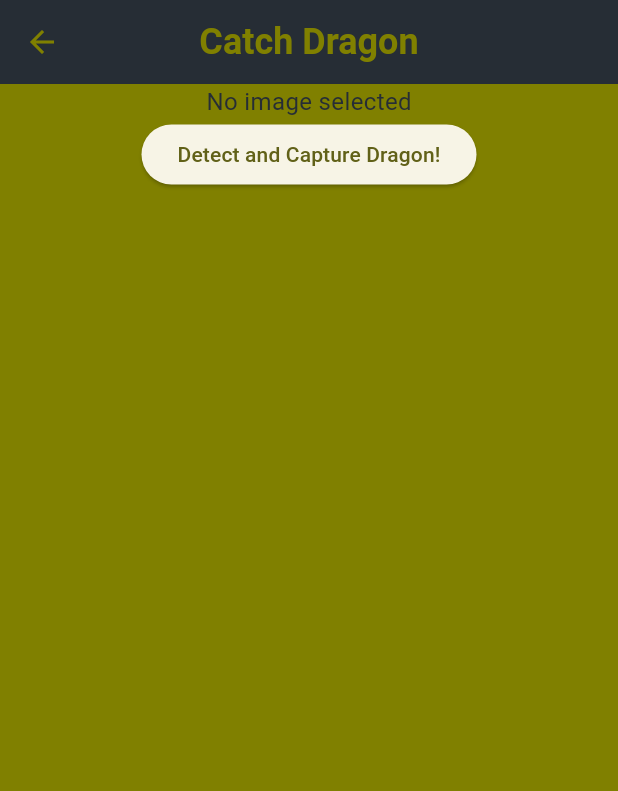
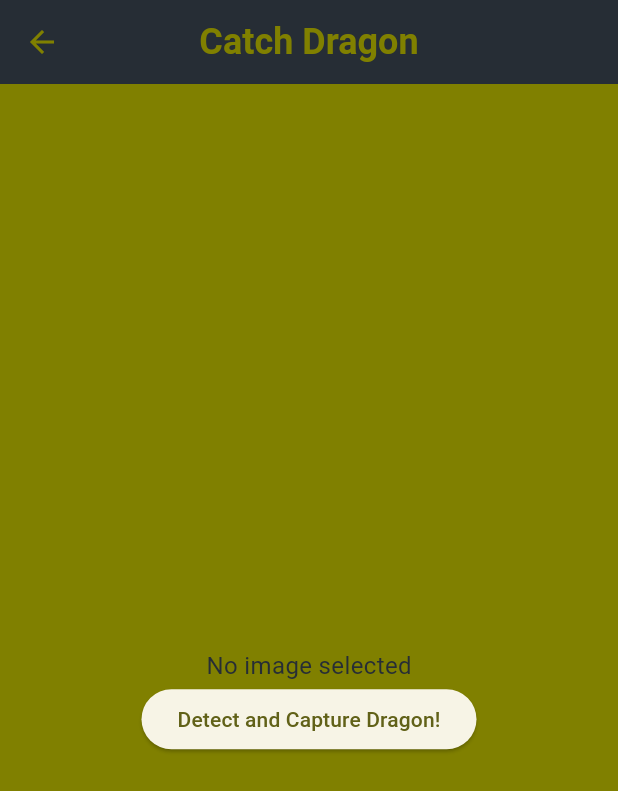
Before and after one commit to ZasaQ/cragon, a Flutter app: the GalleryObjectDetectionPage screen opened directly, on a phone screen of 412 x 824 dp. Shown: the top 791 px of the screen. Run offline on Flutter 3.47's test engine with Material 3 defaults, Android fonts, the phone set to English and light mode, and no system bars; our stand-ins replace cached_network_image, camera, cloud_firestore, cloud_functions, firebase_auth, firebase_core and 6 more; missing offline and left inert: flutter_polyline_points, tflite_flutter; accounts and stored records are empty; generated files the repository leaves out were written again.

Commit message:
centering body widgets

```diff
--- a/lib/pages/gallery_object_detection_page.dart
+++ b/lib/pages/gallery_object_detection_page.dart
@@ -126,6 +126,7 @@ class _GalleryObjectDetectionPageState extends State<GalleryObjectDetectionPage>
 
       dragonCaught = await FirestoreDataHandler().tryCatchDragon(imageScore: highestScore);
       wasLaunched = true;
+      setState(() {});
     } catch (e, stack) {
       developer.log(name: "GalleryObjectDetectionPage -> runModelOnImage -> exception",
       "$e\n$stack");
@@ -171,6 +172,11 @@ class _GalleryObjectDetectionPageState extends State<GalleryObjectDetectionPage>
         backgroundColor: utilMainTextColor,
       ),
       body: SingleChildScrollView(
+        child: Column(
+          mainAxisAlignment: MainAxisAlignment.center,
+          children: [
+            SizedBox(
+              height: MediaQuery.of(context).size.height,
               child: Center(
                 child: Column(
                   mainAxisAlignment: MainAxisAlignment.center,
@@ -179,15 +185,14 @@ class _GalleryObjectDetectionPageState extends State<GalleryObjectDetectionPage>
                         ? Image.file(_imageFile!, height: 640, width: 320)
                         : const Text("No image selected"),
 
-              if (wasLaunched)
+                    if(wasLaunched)
                       Column(
                         mainAxisAlignment: MainAxisAlignment.center,
                         children: [
                           Text(
                             'Accuracy score: $highestScore',
-                      style: const TextStyle(fontWeight: FontWeight.bold)
+                            style: const TextStyle(fontWeight: FontWeight.bold),
                           ),
-
                           Text(
                             "Dragon has been caught: $dragonCaught",
                             style: const TextStyle(fontWeight: FontWeight.bold),
@@ -203,6 +208,9 @@ class _GalleryObjectDetectionPageState extends State<GalleryObjectDetectionPage>
                 ),
               ),
             ),
+          ],
+        ),
+      ),
     );
   }
 }
```
Lines whose indentation alone changed are shown as unchanged.
